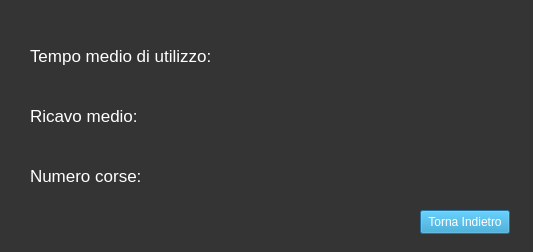
Qt form Viste/Amministratore/GUI/statistiche.ui (GiulianiM/Noleggio) before a commit.
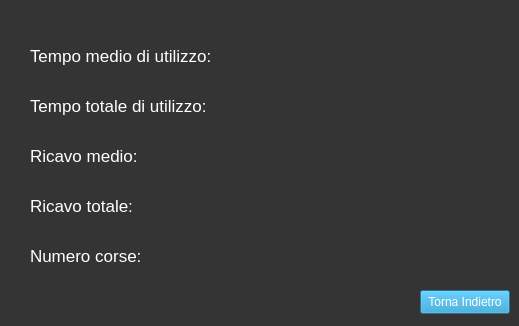
The same form after that commit. Icons and pictures are not drawn.

```diff
--- a/Viste/Amministratore/GUI/statistiche.ui
+++ b/Viste/Amministratore/GUI/statistiche.ui
@@ -6,8 +6,8 @@
    <rect>
     <x>0</x>
     <y>0</y>
-    <width>533</width>
-    <height>252</height>
+    <width>519</width>
+    <height>326</height>
    </rect>
   </property>
   <property name="windowTitle">
@@ -46,7 +46,7 @@
    <property name="geometry">
     <rect>
      <x>30</x>
-     <y>100</y>
+     <y>140</y>
      <width>150</width>
      <height>31</height>
     </rect>
@@ -67,7 +67,7 @@
    <property name="geometry">
     <rect>
      <x>420</x>
-     <y>210</y>
+     <y>290</y>
      <width>90</width>
      <height>24</height>
     </rect>
@@ -83,8 +83,8 @@
   <widget class="QLabel" name="ricavo_label_to_edit">
    <property name="geometry">
     <rect>
-     <x>310</x>
-     <y>100</y>
+     <x>350</x>
+     <y>140</y>
      <width>151</width>
      <height>30</height>
     </rect>
@@ -104,8 +104,8 @@
   <widget class="QLabel" name="num_corse_label_to_edit">
    <property name="geometry">
     <rect>
-     <x>310</x>
-     <y>160</y>
+     <x>350</x>
+     <y>240</y>
      <width>151</width>
      <height>30</height>
     </rect>
@@ -125,7 +125,7 @@
   <widget class="QLabel" name="tempo_label_to_edit">
    <property name="geometry">
     <rect>
-     <x>310</x>
+     <x>350</x>
      <y>40</y>
      <width>151</width>
      <height>30</height>
@@ -147,7 +147,7 @@
    <property name="geometry">
     <rect>
      <x>30</x>
-     <y>160</y>
+     <y>240</y>
      <width>150</width>
      <height>31</height>
     </rect>
@@ -164,6 +164,90 @@
     <string>Numero corse:</string>
    </property>
   </widget>
+  <widget class="QLabel" name="tempo_totale_label_to_edit">
+   <property name="geometry">
+    <rect>
+     <x>350</x>
+     <y>90</y>
+     <width>151</width>
+     <height>30</height>
+    </rect>
+   </property>
+   <property name="font">
+    <font>
+     <pointsize>13</pointsize>
+    </font>
+   </property>
+   <property name="styleSheet">
+    <string notr="true">color: rgb(255, 255, 255);</string>
+   </property>
+   <property name="text">
+    <string/>
+   </property>
+  </widget>
+  <widget class="QLabel" name="tempo_totale_label">
+   <property name="geometry">
+    <rect>
+     <x>30</x>
+     <y>90</y>
+     <width>241</width>
+     <height>31</height>
+    </rect>
+   </property>
+   <property name="font">
+    <font>
+     <pointsize>13</pointsize>
+    </font>
+   </property>
+   <property name="styleSheet">
+    <string notr="true">color: rgb(255, 255, 255);</string>
+   </property>
+   <property name="text">
+    <string>Tempo totale di utilizzo:</string>
+   </property>
+  </widget>
+  <widget class="QLabel" name="ricavo_totale_label_to_edit">
+   <property name="geometry">
+    <rect>
+     <x>350</x>
+     <y>190</y>
+     <width>151</width>
+     <height>30</height>
+    </rect>
+   </property>
+   <property name="font">
+    <font>
+     <pointsize>13</pointsize>
+    </font>
+   </property>
+   <property name="styleSheet">
+    <string notr="true">color: rgb(255, 255, 255);</string>
+   </property>
+   <property name="text">
+    <string/>
+   </property>
+  </widget>
+  <widget class="QLabel" name="ricavo_totale_label">
+   <property name="geometry">
+    <rect>
+     <x>30</x>
+     <y>190</y>
+     <width>150</width>
+     <height>31</height>
+    </rect>
+   </property>
+   <property name="font">
+    <font>
+     <pointsize>13</pointsize>
+    </font>
+   </property>
+   <property name="styleSheet">
+    <string notr="true">color: rgb(255, 255, 255);</string>
+   </property>
+   <property name="text">
+    <string>Ricavo totale:</string>
+   </property>
+  </widget>
  </widget>
  <resources/>
  <connections/>
```
